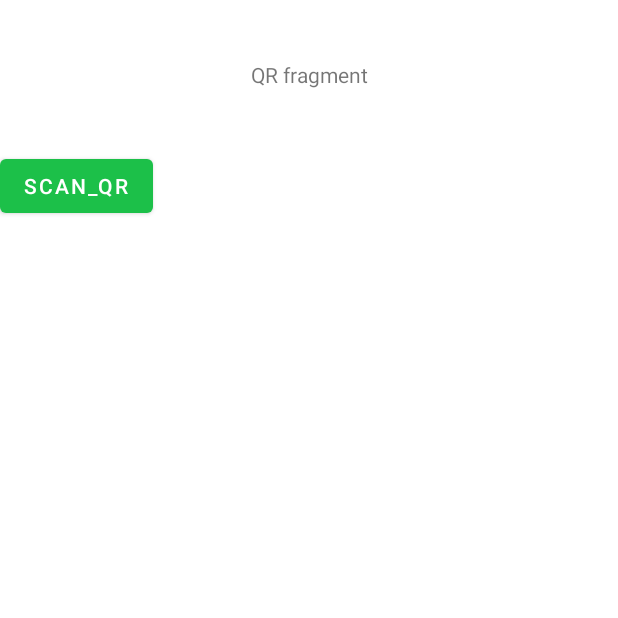
After one commit to qr-payment/offline_qr_payment, an Android app: the fragment AddQRFragment placed in its activity, on a phone screen of 412 x 824 dp, the top half of it. The commit adds this screen. Run offline under Robolectric (Android 15) with nearby library versions, the phone set to English and light mode, and no system bars; our stand-ins replace data binding; libraries missing offline, so code that uses them is left out: com.google.zxing.integration; 1 statement that could not run was skipped.

Commit message:
add : qr code scanner fragment add

```diff
--- /dev/null
+++ b/src/user_client/app/src/main/java/com/payment/ui/AddQRFragment.java
@@ -0,0 +1,47 @@
+package com.payment.ui;
+
+
+import android.os.Bundle;
+import android.view.LayoutInflater;
+import android.view.View;
+import android.view.ViewGroup;
+
+import androidx.annotation.NonNull;
+import androidx.annotation.Nullable;
+import androidx.databinding.DataBindingUtil;
+import androidx.fragment.app.Fragment;
+
+import com.google.zxing.integration.android.IntentIntegrator;
+import com.payment.R;
+import com.payment.databinding.FragmentAddQrBinding;
+
+public class AddQRFragment extends Fragment {
+
+    FragmentAddQrBinding binding;
+
+    public AddQRFragment() {
+        // Required empty public constructor
+    }
+
+    @Override
+    public void onCreate(Bundle savedInstanceState) {
+        super.onCreate(savedInstanceState);
+    }
+
+    @Override
+    public View onCreateView(LayoutInflater inflater, ViewGroup container,
+                             Bundle savedInstanceState) {
+        binding = DataBindingUtil.inflate(inflater, R.layout.fragment_add_qr, container, false);
+        View view = binding.getRoot();
+        binding.setLifecycleOwner(this);
+        return view;
+    }
+
+    @Override
+    public void onViewCreated(@NonNull View view, @Nullable Bundle savedInstanceState) {
+        super.onViewCreated(view, savedInstanceState);
+
+        //qr code scanner open
+        binding.scanQrBtn.setOnClickListener(v -> new IntentIntegrator(requireActivity()).initiateScan());
+    }
+}
--- /dev/null
+++ b/src/user_client/app/src/main/res/layout/fragment_add_qr.xml
@@ -0,0 +1,26 @@
+<?xml version="1.0" encoding="utf-8"?>
+<layout xmlns:android="http://schemas.android.com/apk/res/android"
+    xmlns:tools="http://schemas.android.com/tools">
+
+    <LinearLayout
+        android:layout_width="match_parent"
+        android:layout_height="match_parent"
+        android:background="#ffffff"
+        android:orientation="vertical"
+        tools:context=".ui.AddQRFragment">
+
+        <!-- TODO: Update blank fragment layout -->
+        <TextView
+            android:layout_width="match_parent"
+            android:layout_height="100dp"
+            android:gravity="center"
+            android:text="QR fragment" />
+
+        <Button
+            android:id="@+id/scan_qr_btn"
+            android:layout_width="wrap_content"
+            android:layout_height="wrap_content"
+            android:text="scan_QR" />
+
+    </LinearLayout>
+</layout>
```
Also changed, not shown: src/user_client/app/src/main/java/com/payment/MainActivity.java (+29 -7 lines), src/user_client/app/src/main/java/com/payment/ui/LoginFragment.java (+8 -4 lines), src/user_client/app/src/main/res/layout/content_main.xml (+12 -9 lines).
